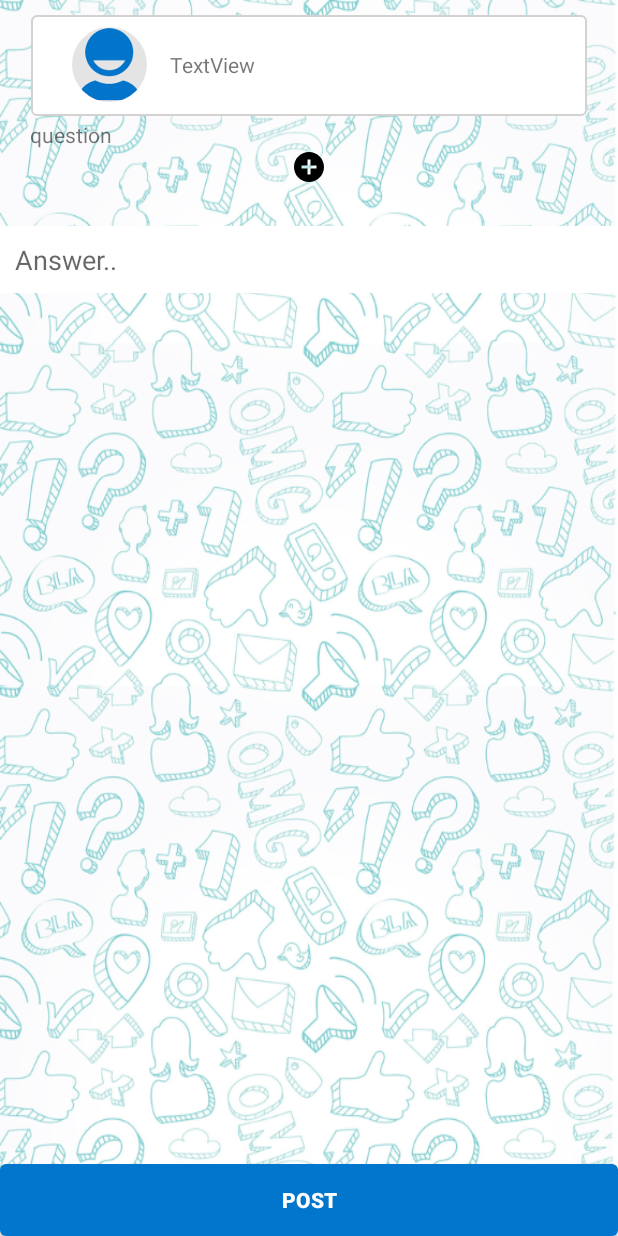
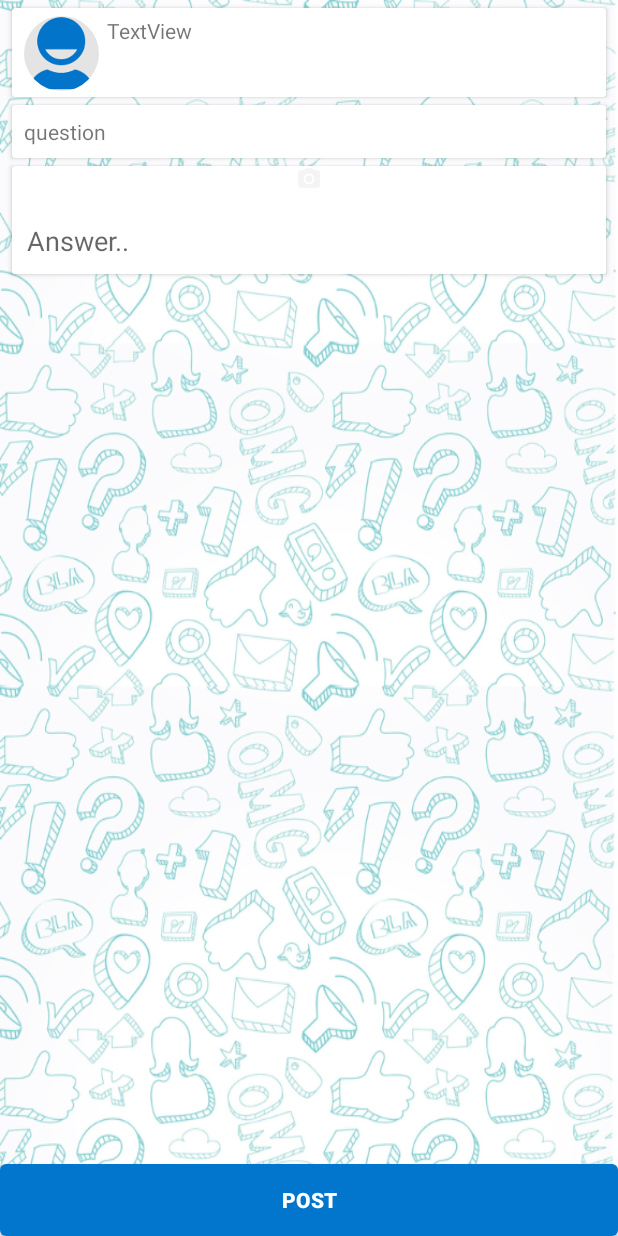
Before and after one commit to kunalms/Scintillato_chat, an Android app: the layout answer_community_question.xml on its own in the app's theme, with its tools: preview values and no code run, on a phone screen of 412 x 824 dp. Run offline under Robolectric (Android 15) with nearby library versions, the light colour scheme and no system bars.

Commit message:
minor changes

```diff
--- a/ScintillatoChat/app/src/main/AndroidManifest.xml
+++ b/ScintillatoChat/app/src/main/AndroidManifest.xml
@@ -73,7 +73,9 @@
             android:label="@string/title_activity_login__page"
             android:windowSoftInputMode="adjustPan" />
         <activity android:name=".Answer_Feed" />
-        <activity android:name=".Answer_Community_Question" />
+        <activity android:name=".Answer_Community_Question"
+            android:windowSoftInputMode="adjustResize"
+            />
         <activity android:name=".Message_Chat_Public_Group_Main" />
         <activity android:name=".Ask_Question_Group" />
         <activity android:name=".Group_Answer" />
--- a/ScintillatoChat/app/src/main/java/com/scintillato/scintillatochat/Profile_Chat_Single.java
+++ b/ScintillatoChat/app/src/main/java/com/scintillato/scintillatochat/Profile_Chat_Single.java
@@ -13,6 +13,7 @@ import android.support.v7.widget.DefaultItemAnimator;
 import android.support.v7.widget.LinearLayoutManager;
 import android.support.v7.widget.RecyclerView;
 import android.support.v7.widget.Toolbar;
+import android.util.DisplayMetrics;
 import android.util.Log;
 import android.widget.ImageButton;
 import android.widget.ImageView;
@@ -70,6 +71,10 @@ public class Profile_Chat_Single extends AppCompatActivity {
         recyclerView.setHasFixedSize(true);
 
         profie_pic=(ImageView)findViewById(R.id.iv_profile_chat_single_pic);
+        DisplayMetrics displayMetrics = getResources().getDisplayMetrics();
+        int pxWidth = displayMetrics.widthPixels;
+        profie_pic.getLayoutParams().width=pxWidth;
+        profie_pic.getLayoutParams().height=pxWidth;
         ctx=this;
         list=new ArrayList<>();
 
--- a/ScintillatoChat/app/src/main/res/layout/answer_community_question.xml
+++ b/ScintillatoChat/app/src/main/res/layout/answer_community_question.xml
@@ -9,6 +9,102 @@
     tools:context="com.scintillato.scintillatochat.Answer_Community_Question">
 
 
+
+    <android.support.v7.widget.CardView
+        android:layout_width="match_parent"
+        android:layout_height="wrap_content"
+        app:cardBackgroundColor="@color/white"
+        android:layout_marginTop="5dp"
+        android:layout_marginLeft="8dp"
+        android:layout_marginRight="8dp"
+        android:id="@+id/cardview1_answer_community_question">
+
+    <RelativeLayout
+        android:layout_width="match_parent"
+        android:layout_height="wrap_content"
+        android:layout_alignParentTop="true"
+        android:id="@+id/relativeLayout2"
+        >
+
+        <de.hdodenhof.circleimageview.CircleImageView
+            android:layout_width="50dp"
+            android:layout_height="50dp"
+            android:layout_marginTop="5dp"
+            android:layout_marginLeft="8dp"
+            android:layout_marginBottom="4dp"
+            app:srcCompat="@mipmap/ic_launcher"
+            android:id="@+id/iv_answer_community_question_dp"
+            android:src="@drawable/userprofile100"
+            android:layout_alignParentTop="true" />
+        <TextView
+            android:text="TextView"
+            android:layout_width="wrap_content"
+            android:layout_height="wrap_content"
+            android:id="@+id/tv_answer_community_question_name"
+            android:layout_alignTop="@id/iv_answer_community_question_dp"
+            android:layout_marginLeft="5dp"
+            android:layout_toEndOf="@+id/iv_answer_community_question_dp"
+            android:layout_toRightOf="@+id/iv_answer_community_question_dp" />
+
+    </RelativeLayout>
+    </android.support.v7.widget.CardView>
+    <android.support.v7.widget.CardView
+        android:layout_width="match_parent"
+        android:layout_height="wrap_content"
+        android:id="@+id/cardview2_answer_community_question"
+        android:layout_below="@+id/cardview1_answer_community_question"
+        android:layout_marginTop="5dp"
+        android:layout_alignRight="@id/cardview1_answer_community_question"
+        android:layout_alignLeft="@id/cardview1_answer_community_question">
+
+    <TextView
+        android:layout_width="wrap_content"
+        android:layout_height="wrap_content"
+        android:text="question"
+        android:padding="8dp"
+        android:id="@+id/tv_answer_community_question_question"
+        android:maxLines="4"
+        android:scrollbars="vertical"
+         />
+    </android.support.v7.widget.CardView>
+
+    <android.support.v7.widget.CardView
+        android:layout_width="match_parent"
+        android:layout_height="wrap_content"
+        android:id="@+id/cardview3_answer_community_question"
+        android:layout_below="@id/cardview2_answer_community_question"
+        android:layout_alignLeft="@id/cardview2_answer_community_question"
+        android:layout_alignRight="@id/cardview2_answer_community_question"
+        android:layout_marginTop="5dp"
+        app:cardBackgroundColor="@color/white">
+
+        <RelativeLayout
+        android:layout_width="match_parent"
+        android:layout_height="wrap_content"
+        >
+        <ImageView
+            android:layout_width="wrap_content"
+            android:layout_height="wrap_content"
+            android:layout_centerHorizontal="true"
+            android:src="@drawable/ic_photo_camera_black_24dp"
+            android:id="@+id/iv_answer_community_question_image"/>
+
+            <EditText
+        android:layout_width="match_parent"
+        android:layout_height="wrap_content"
+        android:hint="Answer.."
+        android:background="@color/white"
+        android:padding="10dp"
+        android:ems="10"
+        android:inputType="textCapSentences|textMultiLine|textAutoCorrect"
+        android:id="@+id/et_answer_community_question_answer"
+        android:layout_alignParentRight="true"
+        android:layout_alignParentEnd="true"
+        android:layout_marginTop="27dp"
+        android:maxLines="7"
+        android:scrollbars="vertical"/>
+    </RelativeLayout>
+    </android.support.v7.widget.CardView>
     <Button
         android:text="POST"
         android:layout_width="match_parent"
@@ -19,69 +115,5 @@
         android:layout_centerHorizontal="true"
         android:textColor="@color/white"
         android:background="@drawable/button_background"/>
-    <ImageView
-        android:layout_width="wrap_content"
-        android:layout_height="wrap_content"
-        android:layout_below="@+id/tv_answer_community_question_question"
-        android:layout_centerHorizontal="true"
-        android:src="@drawable/ic_add_circle_black"
-        android:id="@+id/iv_answer_community_question_image"/>
-
-    <RelativeLayout
-        android:layout_width="match_parent"
-        android:layout_height="wrap_content"
-        android:layout_marginTop="10dp"
-        android:layout_marginLeft="20dp"
-        android:layout_marginRight="20dp"
-        android:layout_alignParentTop="true"
-        android:background="@drawable/adapter_background"
-        android:id="@+id/relativeLayout2"
-        android:padding="8dp">
-
-        <de.hdodenhof.circleimageview.CircleImageView
-            android:layout_width="50dp"
-            android:layout_height="50dp"
-            android:layout_marginLeft="20dp"
-            android:layout_marginBottom="4dp"
-            app:srcCompat="@mipmap/ic_launcher"
-            android:id="@+id/iv_answer_community_question_dp"
-            android:src="@drawable/userprofile100"
-            android:layout_alignParentTop="true" />
-        <TextView
-            android:text="TextView"
-            android:layout_width="wrap_content"
-            android:layout_height="wrap_content"
-            android:layout_marginLeft="15dp"
-            android:layout_marginTop="15dp"
-            android:id="@+id/tv_answer_community_question_name"
-            android:layout_alignParentTop="true"
-            android:layout_toEndOf="@+id/iv_answer_community_question_dp"
-            android:layout_toRightOf="@+id/iv_answer_community_question_dp" />
-
-    </RelativeLayout>
-
-    <TextView
-        android:layout_width="wrap_content"
-        android:layout_height="wrap_content"
-        android:text="question"
-        android:id="@+id/tv_answer_community_question_question"
-        android:layout_below="@+id/relativeLayout2"
-        android:layout_alignLeft="@+id/relativeLayout2"
-        android:layout_alignStart="@+id/relativeLayout2" />
-
-    <EditText
-        android:layout_width="match_parent"
-        android:layout_height="wrap_content"
-        android:hint="Answer.."
-        android:background="@color/white"
-        android:padding="10dp"
-        android:ems="10"
-        android:inputType="textCapSentences|textMultiLine|textAutoCorrect"
-        android:id="@+id/et_answer_community_question_answer"
-        android:layout_below="@+id/iv_answer_community_question_image"
-        android:layout_alignParentRight="true"
-        android:layout_alignParentEnd="true"
-        android:layout_marginTop="27dp" />
-
 
 </RelativeLayout>
--- a/ScintillatoChat/app/src/main/res/values/colors.xml
+++ b/ScintillatoChat/app/src/main/res/values/colors.xml
@@ -10,7 +10,7 @@
     <color name="black">#000000</color>
     <color name="transparent">#00000000</color>
     <color name="black_semi_transparent">#be000000</color>
-    <color name="background">#e5e5e5</color>
+    <color name="background">#f0efef</color>
     <color name="half_black">#808080</color>
     <color name="white_btn">#fafafa</color>
     <color name="white_pressed">#f1f1f1</color>
```
